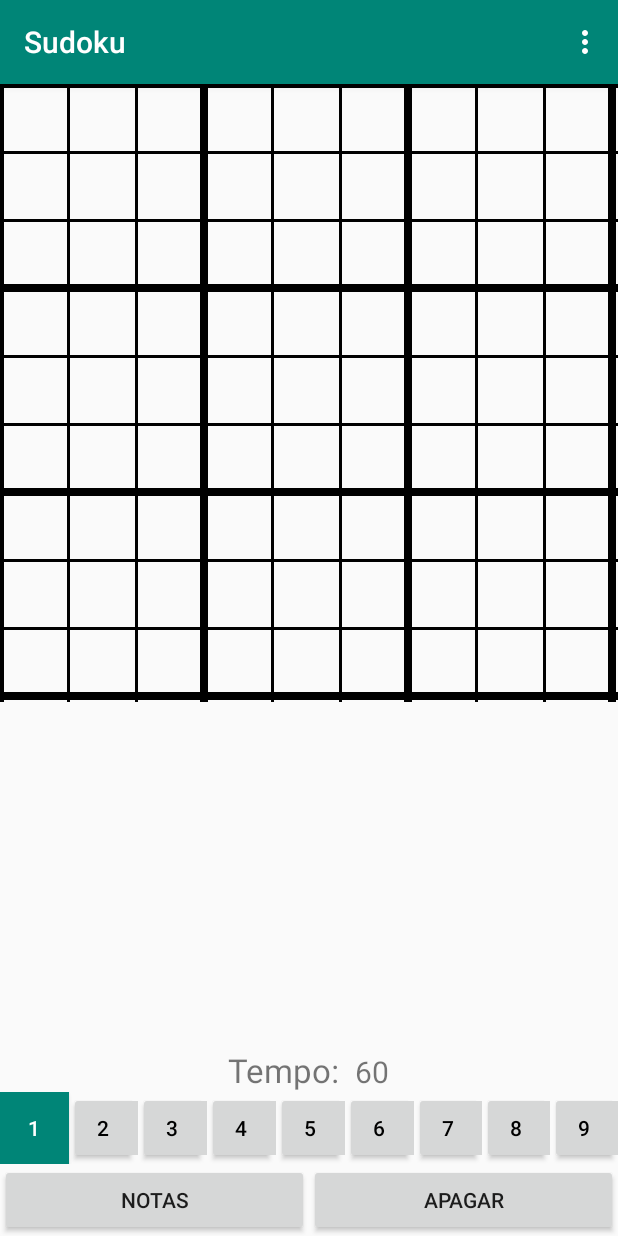
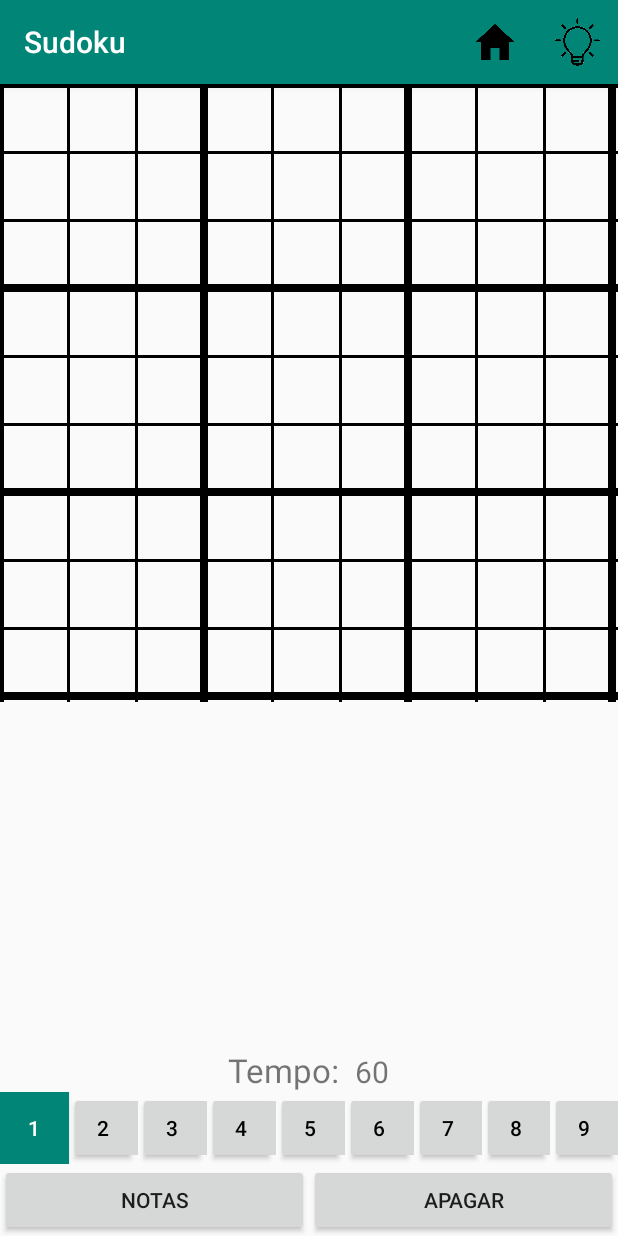
Before and after one commit to davidpaiva110/Sudoku-Android, an Android app: the GameBoardActivity screen opened directly, with no data from a screen before it, on a phone screen of 412 x 824 dp. Run offline under Robolectric (Android 15) with nearby library versions, the light colour scheme and no system bars; libraries missing offline, so code that uses them is left out: pt.isec.ans; 1 statement that could not run was skipped.

Commit message:
Menu no jogo e Dialog de Confirmação para voltar ao menu principal

```diff
--- a/app/src/main/java/pt/amov/xicorafapaiva/sudoku/GameViews/EditPlayerProfileActivity.java
+++ b/app/src/main/java/pt/amov/xicorafapaiva/sudoku/GameViews/EditPlayerProfileActivity.java
@@ -13,13 +13,11 @@ import android.graphics.BitmapFactory;
 import android.graphics.drawable.BitmapDrawable;
 import android.net.Uri;
 import android.os.Bundle;
-import android.os.Environment;
 import android.provider.MediaStore;
 import android.view.View;
 import android.widget.ImageView;
 import android.widget.TextView;
 
-import com.google.android.material.snackbar.Snackbar;
 
 import java.io.BufferedReader;
 import java.io.File;
@@ -30,9 +28,7 @@ import java.io.IOException;
 import java.io.InputStreamReader;
 import java.io.OutputStreamWriter;
 import java.io.Writer;
-import java.net.URI;
 
-import pt.amov.xicorafapaiva.sudoku.GameClasss.GameData;
 import pt.amov.xicorafapaiva.sudoku.Player;
 import pt.amov.xicorafapaiva.sudoku.R;
 
@@ -59,7 +55,6 @@ public class EditPlayerProfileActivity extends AppCompatActivity {
             File directory = cw.getDir("imageDir", Context.MODE_PRIVATE);
             this.player.setDirectory(directory);
             this.loadImageFromStorage(player.getDirPath());
-            Snackbar.make(findViewById(android.R.id.content).getRootView(), "ONCREATE", Snackbar.LENGTH_LONG).show();
             TextView tvPlayerName = findViewById(R.id.inputPlayerName);
             tvPlayerName.setText(player.getPlayerName());
         }
--- a/app/src/main/res/menu/menu_game_board_activity.xml
+++ b/app/src/main/res/menu/menu_game_board_activity.xml
@@ -1,9 +1,15 @@
-<?xml version="1.0" encoding="utf-8"?>
-<menu xmlns:android="http://schemas.android.com/apk/res/android">
-    <item android:id="@+id/optionVerSolucao"
-        android:title="@string/strVer_Solucao"/>
-    <item android:id="@+id/optionSairJogo"
-        android:title="@string/strSairJogo" />
-
-
+<menu xmlns:android="http://schemas.android.com/apk/res/android"
+    xmlns:app="http://schemas.android.com/apk/res-auto">
+    <item
+        android:id="@+id/homeIcon"
+        android:title=""
+        app:showAsAction="always"
+        android:icon="@drawable/icon_home"
+        />
+    <item
+        android:id="@+id/solutionIcon"
+        android:title=""
+        app:showAsAction="always"
+        android:icon="@drawable/icon_lamp"
+        />
 </menu>
--- a/app/src/main/res/values/strings.xml
+++ b/app/src/main/res/values/strings.xml
@@ -31,4 +31,7 @@
     <string name="strtempo_restante">Tempo: </string>
     <string name="strVer_Solucao">Ver Solução</string>
     <string name="strSairJogo">Sair do Jogo</string>
+    <string name="strCancelar">Cancelar</string>
+    <string name="strConfirmar">Confirmar</string>
+    <string name="strDialogMSG">Deseja voltar à página principal?</string>
 </resources>
--- a/app/src/main/res/values/styles.xml
+++ b/app/src/main/res/values/styles.xml
@@ -17,4 +17,9 @@
 
     <style name="AppTheme.PopupOverlay" parent="ThemeOverlay.AppCompat.Light" />
 
+    <!-- Butões das Dialog  -->
+    <style name="AppCompatAlertDialogStyle" parent="Theme.AppCompat.Light.Dialog.Alert">
+        <item name="colorAccent">@color/colorPrimary</item>
+    </style>
+
 </resources>
```
Also changed, not shown: app/src/main/java/pt/amov/xicorafapaiva/sudoku/GameViews/DialogConfirmBackHome.java (added, +43 -0 lines), app/src/main/java/pt/amov/xicorafapaiva/sudoku/GameViews/GameBoardActivity.java (+5 -3 lines), app/src/main/res/drawable/icon_home.png (added), app/src/main/res/drawable/icon_lamp.png (added).
